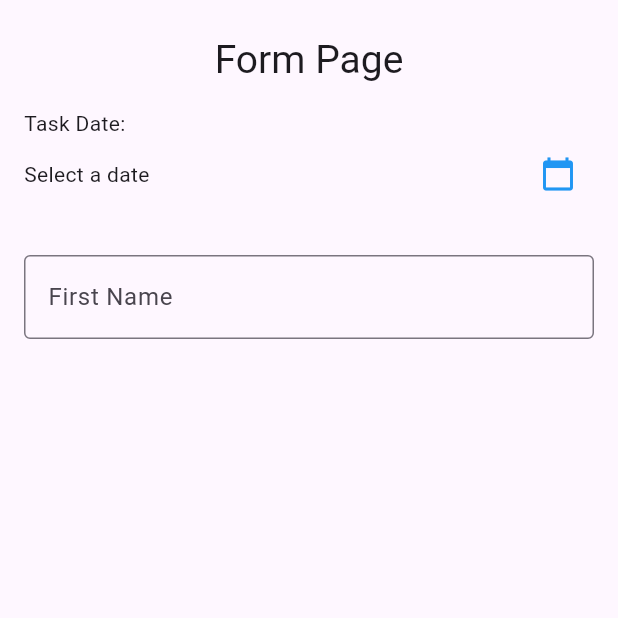
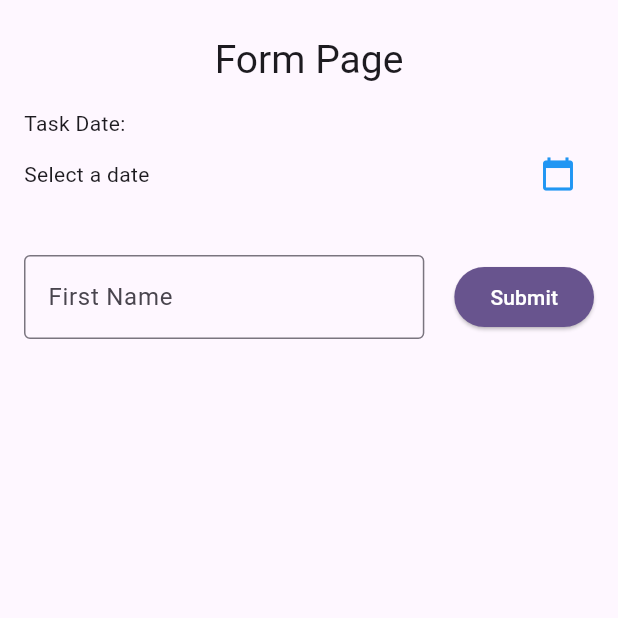
Before and after one commit to Muhammadalif1213/TodoApp_0075, a Flutter app: the screen it shows after launch, on a phone screen of 412 x 824 dp, the top half of it. Run offline on Flutter 3.47's test engine with Material 3 defaults, Android fonts, the phone set to English and light mode, and no system bars.

Commit message:
Menambahkan button submit dengan warna primary di samping textfield

```diff
--- a/lib/todo_app_page.dart
+++ b/lib/todo_app_page.dart
@@ -37,13 +37,25 @@ class _TodoWidgetState extends State<TodoWidget> {
                 ],
               ),
               const SizedBox(height: 30),
-              TextField(
+              Row(
+                children: [
+                  Expanded(
+                    child: TextField(
                       decoration: InputDecoration(
                         border: OutlineInputBorder(),
                         label: Text('First Name'),
                         hintText: 'Masukan Kegiatan Anda',
                       ),
                     ),
+                  ),
+                  const SizedBox(width: 20),
+                  ElevatedButton(
+                    onPressed: (){},
+                    style: ElevatedButton.styleFrom( backgroundColor: Theme.of(context).primaryColor, foregroundColor: Colors.white),
+                    child: const Text("Submit")
+                  ),
+                ],
+              ),
             ],
           ),
         ),
```
